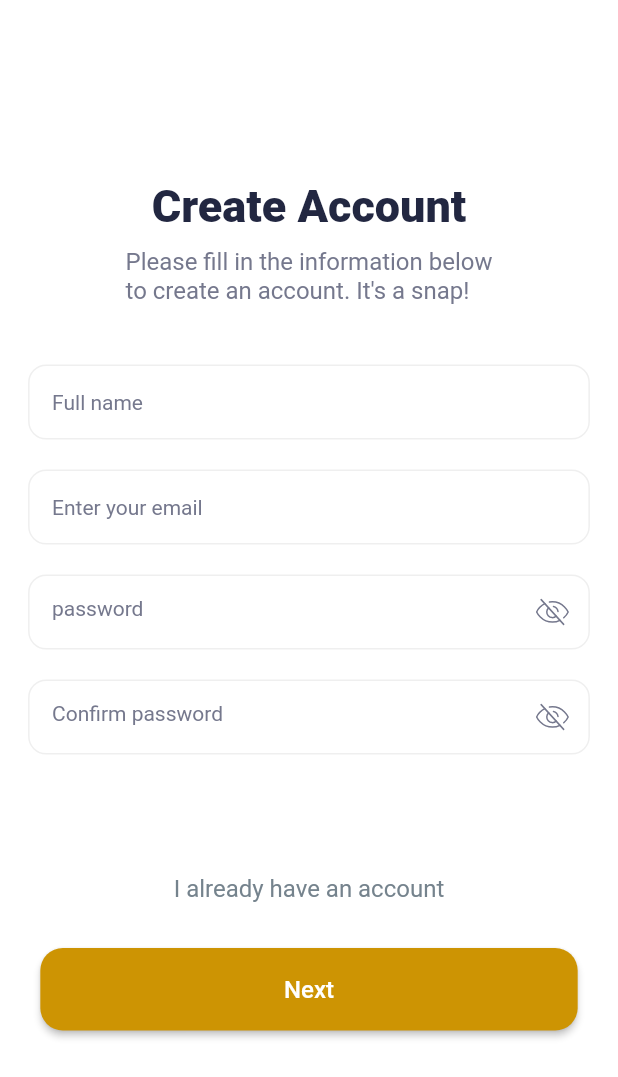
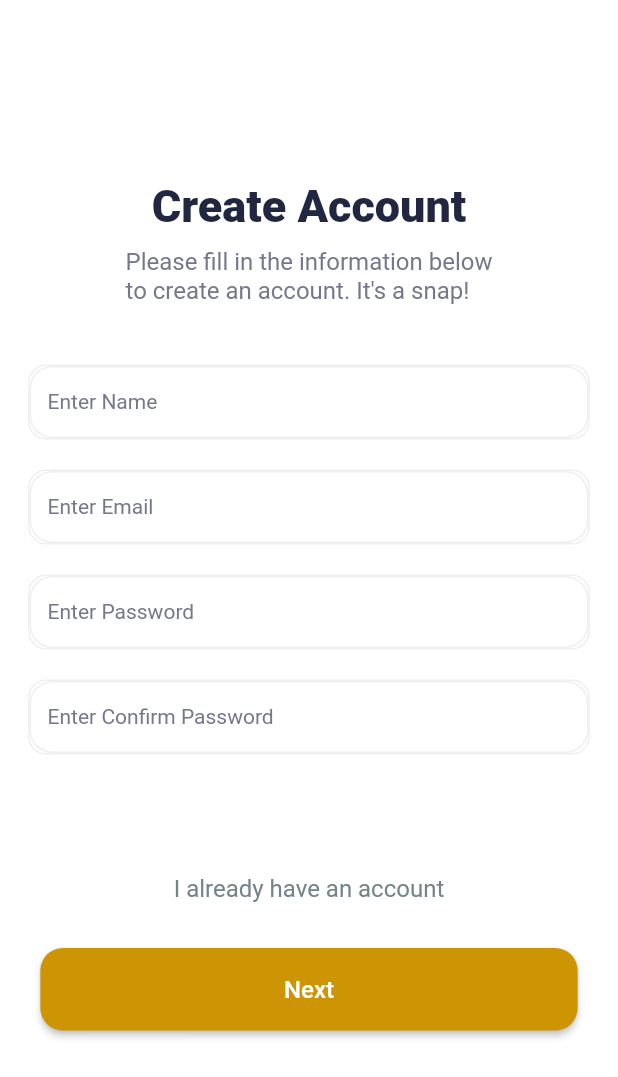
Before and after one commit to MirzaIbtisam/Brazellian, a Flutter app: the Create_Account screen opened directly, on a phone screen of 412 x 824 dp. Shown: the top 1077 px of the screen. Run offline on Flutter 3.47's test engine with Material 2 defaults, Android fonts, the phone set to English and light mode, and no system bars; drawn by our look-alikes of modal_progress_hud_nsn; our stand-ins replace animated_custom_dropdown, carousel_slider, dots_indicator, flutter_otp_text_field, flutter_rating_bar, flutter_svg and 7 more; missing offline and left inert: country_state_city, rating_summary, textfield_tags; accounts and stored records are empty; Roboto replaces fonts that are missing (Plus Jakarta Sans); project files that could hold a hidden picture were left out.

Commit message:
Monday update

```diff
--- a/lib/Utils/utils.dart
+++ b/lib/Utils/utils.dart
@@ -1,10 +1,8 @@
 import 'package:flutter/cupertino.dart';
 import 'package:fluttertoast/fluttertoast.dart';
 import 'package:get/get.dart';
-
 import '../constant/colors/colors.dart';
 class Utils {
-
 
   static void fieldFocusChange(BuildContext context , FocusNode current , FocusNode  nextFocus ){
     current.unfocus();
--- a/lib/View/Create Account/Create_Account.dart
+++ b/lib/View/Create Account/Create_Account.dart
@@ -1,13 +1,16 @@
-import 'dart:async';
-import 'package:brazeellian_community/constant/app_urls/app_urls.dart';
+import 'package:brazeellian_community/View/Create%20Account/widgets/input_cPassword_widget.dart';
+import 'package:brazeellian_community/View/Create%20Account/widgets/input_email_widget.dart';
+import 'package:brazeellian_community/View/Create%20Account/widgets/input_name_widget.dart';
+import 'package:brazeellian_community/View/Create%20Account/widgets/input_password_widget.dart';
+import 'package:brazeellian_community/View/Create%20Account/widgets/signup_button_widget.dart';
 import 'package:flutter/cupertino.dart';
 import 'package:flutter/material.dart';
 import 'package:flutter/services.dart';
-import 'package:flutter_svg/flutter_svg.dart';
 import 'package:modal_progress_hud_nsn/modal_progress_hud_nsn.dart';
-import '../../Models/signUpModel.dart';
-import '../../Services/ApiServices/signupApi.dart';
-import '../Verification/verification.dart';
+import '../../ViewModel/register/RegisterViewModel.dart';
+import 'package:get/get_core/src/get_main.dart';
+import 'package:get/get.dart';
+
 
 class Create_Account extends StatefulWidget {
   Create_Account({super.key});
@@ -18,10 +21,8 @@ class Create_Account extends StatefulWidget {
 
 class _Create_AccountState extends State<Create_Account> {
   bool loading=false;
-  TextEditingController name=TextEditingController();
-  TextEditingController email=TextEditingController();
-  TextEditingController password=TextEditingController();
-  TextEditingController confirmPassword=TextEditingController();
+  final registerVM = Get.put(RegisterViewModel()) ;
+  final _formkey = GlobalKey<FormState>();
   @override
   Widget build(BuildContext context) {
     return Scaffold(
@@ -48,6 +49,10 @@ class _Create_AccountState extends State<Create_Account> {
                   style: TextStyle(fontSize: 16, color: Color(0xff75788D)),
                 ),
                 SizedBox(height: 40),
+                Form(
+                  key: _formkey,
+                    child: Column(
+                      children: [
                     Container(
                       decoration: BoxDecoration(
                         color: Colors.white,
@@ -56,20 +61,7 @@ class _Create_AccountState extends State<Create_Account> {
                       ),
                       height: 50,
                       width: MediaQuery.of(context).size.width / 1.1,
-                  child: TextFormField(
-                    inputFormatters: [
-                      LengthLimitingTextInputFormatter(20),
-                    ],
-                    controller: name,
-                    decoration: InputDecoration(
-                        contentPadding: EdgeInsets.only(left: 15),
-                        border: InputBorder.none,
-                        hintText: "Full name",
-                        hintStyle: TextStyle(
-                          fontSize: 14,
-                          color: Color(0xff75788D),
-                        )),
-                  ),
+                      child: InputNameWidget(),
                     ),
                     SizedBox(height: 20),
                     Container(
@@ -80,20 +72,7 @@ class _Create_AccountState extends State<Create_Account> {
                       ),
                       height: 50,
                       width: MediaQuery.of(context).size.width / 1.1,
-                  child: TextFormField(
-                    inputFormatters: [
-                      LengthLimitingTextInputFormatter(30),
-                    ],
-                    controller: email,
-                    decoration: InputDecoration(
-                        contentPadding: EdgeInsets.only(left: 15),
-                        border: InputBorder.none,
-                        hintText: "Enter your email",
-                        hintStyle: TextStyle(
-                          fontSize: 14,
-                          color: Color(0xff75788D),
-                        )),
-                  ),
+                      child: InputEmailWidget(),
                     ),
                     SizedBox(height: 20),
                     Container(
@@ -104,25 +83,7 @@ class _Create_AccountState extends State<Create_Account> {
                       ),
                       height: 50,
                       width: MediaQuery.of(context).size.width / 1.1,
-                  child: TextFormField(
-                    inputFormatters: [
-                      LengthLimitingTextInputFormatter(15),
-                    ],
-                    controller: password,
-                    decoration: InputDecoration(
-                        contentPadding: EdgeInsets.only(left: 15, top: 12),
-                        border: InputBorder.none,
-                        suffixIcon: SvgPicture.asset(
-                          "assets/Icon.svg",
-                          fit: BoxFit.scaleDown,
-                        ),
-                        hintText: "password",
-                        hintStyle: TextStyle(
-                          fontSize: 14,
-                          color: Color(0xff75788D),
-                        )),
-                    // obscureText: true,
-                  ),
+                      child: InputPasswordWidget(),
                     ),
                     SizedBox(height: 20),
                     Container(
@@ -133,26 +94,10 @@ class _Create_AccountState extends State<Create_Account> {
                       ),
                       height: 50,
                       width: MediaQuery.of(context).size.width / 1.1,
-                  child: TextFormField(
-                    inputFormatters: [
-                      LengthLimitingTextInputFormatter(15),
+                      child: InputConfirmPasswordWidget(),
+                    ),
                   ],
-                    controller: confirmPassword,
-                    decoration: InputDecoration(
-                        contentPadding: EdgeInsets.only(left: 15, top: 12),
-                        border: InputBorder.none,
-                        suffixIcon: SvgPicture.asset(
-                          "assets/Icon.svg",
-                          fit: BoxFit.scaleDown,
-                        ),
-                        hintText: "Confirm password",
-                        hintStyle: TextStyle(
-                          fontSize: 14,
-                          color: Color(0xff75788D),
                 )),
-                    // obscureText: true,
-                  ),
-                ),
                 SizedBox(height: 80),
                 Text(
                   "I already have an account",
@@ -162,70 +107,7 @@ class _Create_AccountState extends State<Create_Account> {
                 SizedBox(
                   height: 55,
                   width: MediaQuery.of(context).size.width / 1.150,
-                  child: ElevatedButton(
-                      onPressed: () async {
-                        setState(() {
-                          loading=true;
-                        });
-                         await Future.delayed(const Duration(seconds: 3));
-                        setState(() {
-                          loading=false;
-
-                        });
-                        if(confirmPassword.text==password.text&&(confirmPassword.text!=""&&password.text!="")){
-                          SignUpResponse response=await ApiServicesforSignUp.signup(email.text, password.text, name.text);
-                          if(response.message=="User Created Successfully"){
-                            Navigator.of(context).pushReplacement(
-                                MaterialPageRoute(builder: (BuildContext context) {
-                                  return verification(email: email.text,id: response.id,);
-                                }));
-                          }
-                          else{
-                            showDialog(
-                                context: context,
-                                builder: (context) {
-                                  return CupertinoAlertDialog(
-                                    title: Text('Error Message'),
-                                    content:response.error!=null? Text(response.error.toString()):Text(response.message.toString()),
-                                    actions: <Widget>[
-                                      TextButton(
-                                        onPressed: () {
-                                          Navigator.pop(context); //close Dialog
-                                        },
-                                        child: Text('Close'),
-                                      )
-                                    ],
-                                  );
-                                });
-                          }
-                        }
-                        else{
-                          showDialog(
-                              context: context,
-                              builder: (context) {
-                                return CupertinoAlertDialog(
-                                  title: Text('Error Message'),
-                                  content: Text('Password and Confirm Password do not match'),
-                                  actions: <Widget>[
-                                    TextButton(
-                                      onPressed: () {
-                                        Navigator.pop(context); //close Dialog
-                                      },
-                                      child: Text('Close'),
-                                    )
-                                  ],
-                                );
-                              });
-                        }
-                      },
-                      style: ElevatedButton.styleFrom(
-                          primary: Color(0xffCD9403),
-                          shape: RoundedRectangleBorder(
-                              borderRadius: BorderRadius.circular(15))),
-                      child: Text(
-                        "Next",
-                        style: TextStyle(fontSize: 16, color: Colors.white),
-                      )),
+                  child: SignUpButtonWidget( formKey: _formkey,),
                 ),
               ],
             ),
--- /dev/null
+++ b/lib/View/Create Account/widgets/input_cPassword_widget.dart
@@ -0,0 +1,44 @@
+import 'package:brazeellian_community/Validations/validations.dart';
+import 'package:brazeellian_community/ViewModel/register/RegisterViewModel.dart';
+import 'package:flutter/material.dart';
+import 'package:flutter/services.dart';
+import 'package:get/get.dart';
+
+class InputConfirmPasswordWidget extends StatelessWidget {
+  InputConfirmPasswordWidget({Key? key}) : super(key: key);
+
+  final registerVM = Get.put(RegisterViewModel()) ;
+
+  @override
+  Widget build(BuildContext context) {
+    return  TextFormField(
+      inputFormatters: [
+        LengthLimitingTextInputFormatter(50)
+      ],
+      autovalidateMode: AutovalidateMode.onUserInteraction,
+      validator: Validations.validatePassword,
+      controller: registerVM.confirmPasswordController.value,
+      focusNode: registerVM.confirmPasswordFocusNode.value,
+      decoration: InputDecoration(
+        focusedBorder: OutlineInputBorder(
+          borderSide: BorderSide(
+              color: Colors.blue, width: 1.0),
+          borderRadius: BorderRadius.circular(15.0),
+        ),
+        enabledBorder: OutlineInputBorder(
+          borderSide: BorderSide(
+              color: Color(0xffefefef), width: 1.0),
+          borderRadius: BorderRadius.circular(15.0),
+        ),
+        border: InputBorder.none,
+        hintText: "Enter Confirm Password",
+        hintStyle: TextStyle(
+            fontSize: 14,
+            fontWeight: FontWeight.w400,
+            fontFamily: "Plus Jakarta Sans",
+            color: Color(0xff75788d)),
+      ),
+      obscureText: true,
+    );
+  }
+}
--- /dev/null
+++ b/lib/View/Create Account/widgets/input_email_widget.dart
@@ -0,0 +1,44 @@
+import 'package:brazeellian_community/Validations/validations.dart';
+import 'package:brazeellian_community/ViewModel/login/loginViewModel.dart';
+import 'package:brazeellian_community/ViewModel/register/RegisterViewModel.dart';
+import 'package:flutter/material.dart';
+import 'package:flutter/services.dart';
+import 'package:get/get.dart';
+import '../../../utils/utils.dart';
+
+class InputEmailWidget extends StatelessWidget {
+  InputEmailWidget({Key? key}) : super(key: key);
+
+  final registerVM = Get.put(RegisterViewModel()) ;
+
+  @override
+  Widget build(BuildContext context) {
+    return  TextFormField(
+      inputFormatters: [
+        LengthLimitingTextInputFormatter(50)
+      ],
+      controller: registerVM.emailController.value,
+      focusNode: registerVM.emailFocusNode.value,
+      validator:Validations.validateEmail,
+      decoration: InputDecoration(
+        focusedBorder: OutlineInputBorder(
+          borderSide: BorderSide(
+              color: Colors.blue, width: 1.0),
+          borderRadius: BorderRadius.circular(15.0),
+        ),
+        enabledBorder: OutlineInputBorder(
+          borderSide: BorderSide(
+              color: Color(0xffefefef), width: 1.0),
+          borderRadius: BorderRadius.circular(15.0),
+        ),
+        border: InputBorder.none,
+        hintText: "Enter Email",
+        hintStyle: TextStyle(
+            fontSize: 14,
+            fontWeight: FontWeight.w400,
+            fontFamily: "Plus Jakarta Sans",
+            color: Color(0xff75788d)),
+      ),
+    );
+  }
+}
--- /dev/null
+++ b/lib/View/Create Account/widgets/input_name_widget.dart
@@ -0,0 +1,44 @@
+import 'package:brazeellian_community/Validations/validations.dart';
+import 'package:brazeellian_community/ViewModel/login/loginViewModel.dart';
+import 'package:brazeellian_community/ViewModel/register/RegisterViewModel.dart';
+import 'package:flutter/material.dart';
+import 'package:flutter/services.dart';
+import 'package:get/get.dart';
+import '../../../utils/utils.dart';
+
+class InputNameWidget extends StatelessWidget {
+  InputNameWidget({Key? key}) : super(key: key);
+
+  final registerVM = Get.put(RegisterViewModel()) ;
+
+  @override
+  Widget build(BuildContext context) {
+    return  TextFormField(
+      inputFormatters: [
+        LengthLimitingTextInputFormatter(50)
+      ],
+      controller: registerVM.nameController.value,
+      focusNode: registerVM.nameFocusNode.value,
+      validator:Validations.validateName,
+      decoration: InputDecoration(
+        focusedBorder: OutlineInputBorder(
+          borderSide: BorderSide(
+              color: Colors.blue, width: 1.0),
+          borderRadius: BorderRadius.circular(15.0),
+        ),
+        enabledBorder: OutlineInputBorder(
+          borderSide: BorderSide(
+              color: Color(0xffefefef), width: 1.0),
+          borderRadius: BorderRadius.circular(15.0),
+        ),
+        border: InputBorder.none,
+        hintText: "Enter Name",
+        hintStyle: TextStyle(
+            fontSize: 14,
+            fontWeight: FontWeight.w400,
+            fontFamily: "Plus Jakarta Sans",
+            color: Color(0xff75788d)),
+      ),
+    );
+  }
+}
--- /dev/null
+++ b/lib/View/Create Account/widgets/input_password_widget.dart
@@ -0,0 +1,45 @@
+import 'package:brazeellian_community/Validations/validations.dart';
+import 'package:brazeellian_community/ViewModel/login/loginViewModel.dart';
+import 'package:brazeellian_community/ViewModel/register/RegisterViewModel.dart';
+import 'package:flutter/material.dart';
+import 'package:flutter/services.dart';
+import 'package:get/get.dart';
+
+class InputPasswordWidget extends StatelessWidget {
+  InputPasswordWidget({Key? key}) : super(key: key);
+
+  final registerVM = Get.put(RegisterViewModel()) ;
+
+  @override
+  Widget build(BuildContext context) {
+    return  TextFormField(
+      inputFormatters: [
+        LengthLimitingTextInputFormatter(50)
+      ],
+      autovalidateMode: AutovalidateMode.onUserInteraction,
+      validator: Validations.validatePassword,
+      controller: registerVM.passwordController.value,
+      focusNode: registerVM.passwordFocusNode.value,
+      decoration: InputDecoration(
+        focusedBorder: OutlineInputBorder(
+          borderSide: BorderSide(
+              color: Colors.blue, width: 1.0),
+          borderRadius: BorderRadius.circular(15.0),
+        ),
+        enabledBorder: OutlineInputBorder(
+          borderSide: BorderSide(
+              color: Color(0xffefefef), width: 1.0),
+          borderRadius: BorderRadius.circular(15.0),
+        ),
+        border: InputBorder.none,
+        hintText: "Enter Password",
+        hintStyle: TextStyle(
+            fontSize: 14,
+            fontWeight: FontWeight.w400,
+            fontFamily: "Plus Jakarta Sans",
+            color: Color(0xff75788d)),
+      ),
+      obscureText: true,
+    );
+  }
+}
--- /dev/null
+++ b/lib/View/Create Account/widgets/signup_button_widget.dart
@@ -0,0 +1,32 @@
+import 'package:brazeellian_community/ViewModel/login/loginViewModel.dart';
+import 'package:brazeellian_community/ViewModel/register/RegisterViewModel.dart';
+import 'package:flutter/material.dart';
+import 'package:get/get.dart';
+
+class SignUpButtonWidget extends StatelessWidget {
+  final formKey ;
+  SignUpButtonWidget({Key? key , required this.formKey}) : super(key: key);
+  final registerVM = Get.put(RegisterViewModel()) ;
+
+  @override
+  Widget build(BuildContext context) {
+    return  ElevatedButton(
+        onPressed: ()async{
+          if(formKey.currentState!.validate()){
+            registerVM.signUp();
+          }
+          else{
+          }
+        },
+        style: ElevatedButton.styleFrom(
+            primary: Color(0xffCD9403),
+            shape: RoundedRectangleBorder(
+                borderRadius:
+                BorderRadius.circular(15))),
+        child: Text(
+          "Next",
+          style: TextStyle(
+              fontSize: 16, color: Colors.white),
+        ));
+  }
+}
--- a/lib/View/Starting Pages/Login.dart
+++ b/lib/View/Starting Pages/Login.dart
@@ -1,4 +1,3 @@
-
 import 'package:brazeellian_community/View/Starting%20Pages/widgets/input_email_widget.dart';
 import 'package:brazeellian_community/View/Starting%20Pages/widgets/input_password_widget.dart';
 import 'package:brazeellian_community/View/Starting%20Pages/widgets/login_button_widget.dart';
--- a/lib/constant/routes/routes.dart
+++ b/lib/constant/routes/routes.dart
@@ -1,4 +1,4 @@
-import 'package:brazeellian_community/View/Home%20Screen/ui/homeScreenUi.dart';
+import 'package:brazeellian_community/View/Bottom%20Bar/Bottom_bar.dart';
 import 'package:brazeellian_community/View/Starting%20Pages/Brazellian.dart';
 import 'package:brazeellian_community/View/Starting%20Pages/Login.dart';
 import 'package:brazeellian_community/constant/routes/routes_name.dart';
@@ -21,7 +21,7 @@ class AppRoutes {
     ) ,
     GetPage(
       name: RouteName.homeView,
-      page: () => homeScreenUi() ,
+      page: () => Bottom_bar() ,
       transitionDuration: Duration(milliseconds: 250),
       transition: Transition.leftToRightWithFade ,
     ) ,
--- /dev/null
+++ b/lib/repository/signupRepository.dart
@@ -0,0 +1,11 @@
+import 'package:brazeellian_community/constant/app_urls/app_urls.dart';
+import 'package:brazeellian_community/data/network/networkApiServices.dart';
+
+class SignUpRepository {
+
+  final _apiService  = NetworkApiServices() ;
+  Future<dynamic> signUpApi(var data) async{
+    dynamic response = await _apiService.postApi(data, "${Constants.baseUrl}${Constants.registerUser}");
+    return response ;
+  }
+}
--- a/pubspec.yaml
+++ b/pubspec.yaml
@@ -36,6 +36,7 @@ dependencies:
   # Use with the CupertinoIcons class for iOS style icons.
   cupertino_icons: ^1.0.2
   flutter_svg: ^2.0.7
+  fluttertoast: ^8.2.2
   video_player: ^2.6.1
   flutter_otp_text_field: ^1.1.1
   animated_custom_dropdown: ^1.5.0
```
Also changed, not shown: lib/ViewModel/register/RegisterViewModel.dart (+52 -15 lines). Lines whose indentation alone changed are shown as unchanged.
